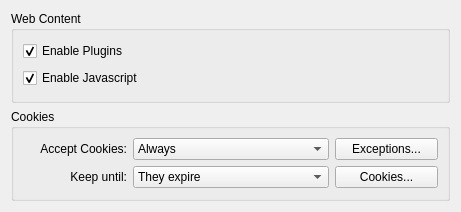
Above: src/settings_privacy.ui from KDE/rekonq before the change. Below: the same form after it.
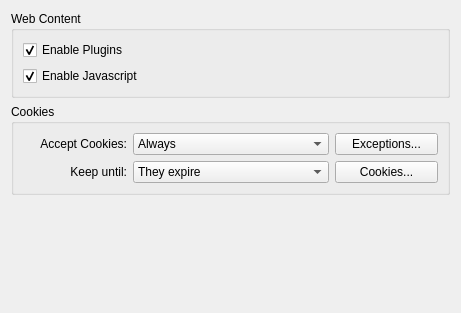
That is the form after the change.

```diff
--- a/src/settings_privacy.ui
+++ b/src/settings_privacy.ui
@@ -6,7 +6,7 @@
     <x>0</x>
     <y>0</y>
     <width>461</width>
-    <height>212</height>
+    <height>313</height>
    </rect>
   </property>
   <property name="windowTitle" >
@@ -123,6 +123,19 @@
      </layout>
     </widget>
    </item>
+   <item>
+    <spacer name="verticalSpacer" >
+     <property name="orientation" >
+      <enum>Qt::Vertical</enum>
+     </property>
+     <property name="sizeHint" stdset="0" >
+      <size>
+       <width>20</width>
+       <height>40</height>
+      </size>
+     </property>
+    </spacer>
+   </item>
   </layout>
  </widget>
  <resources/>
```
Left out of the diff: 8 changed lines with no effect on the pictures.
